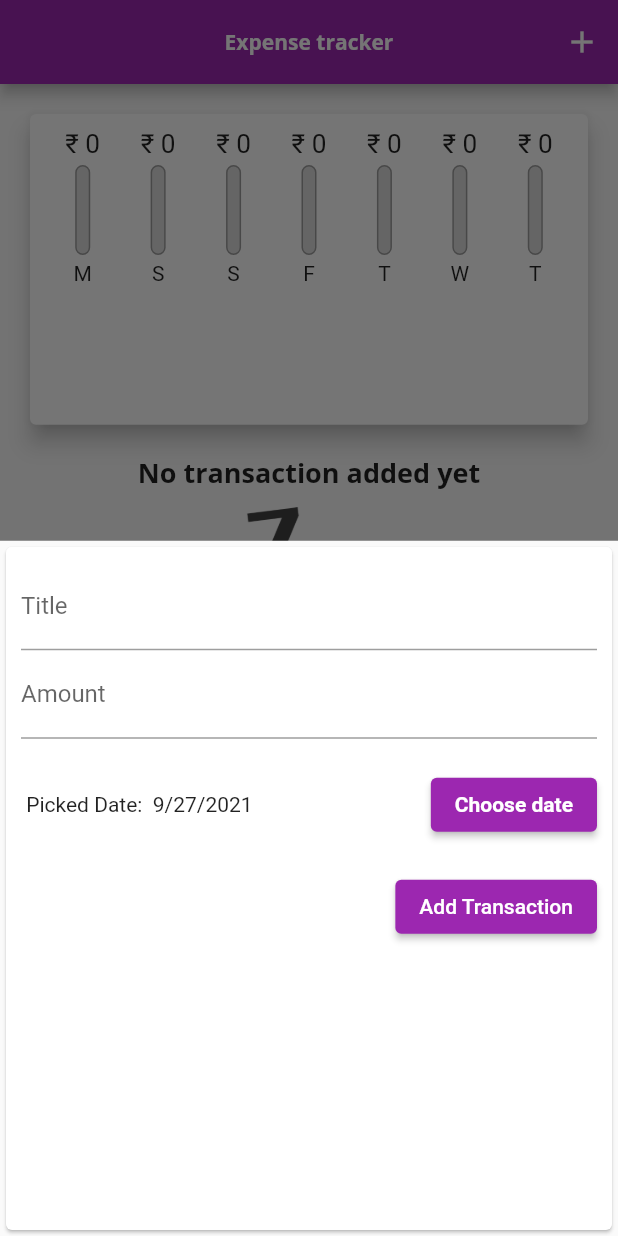
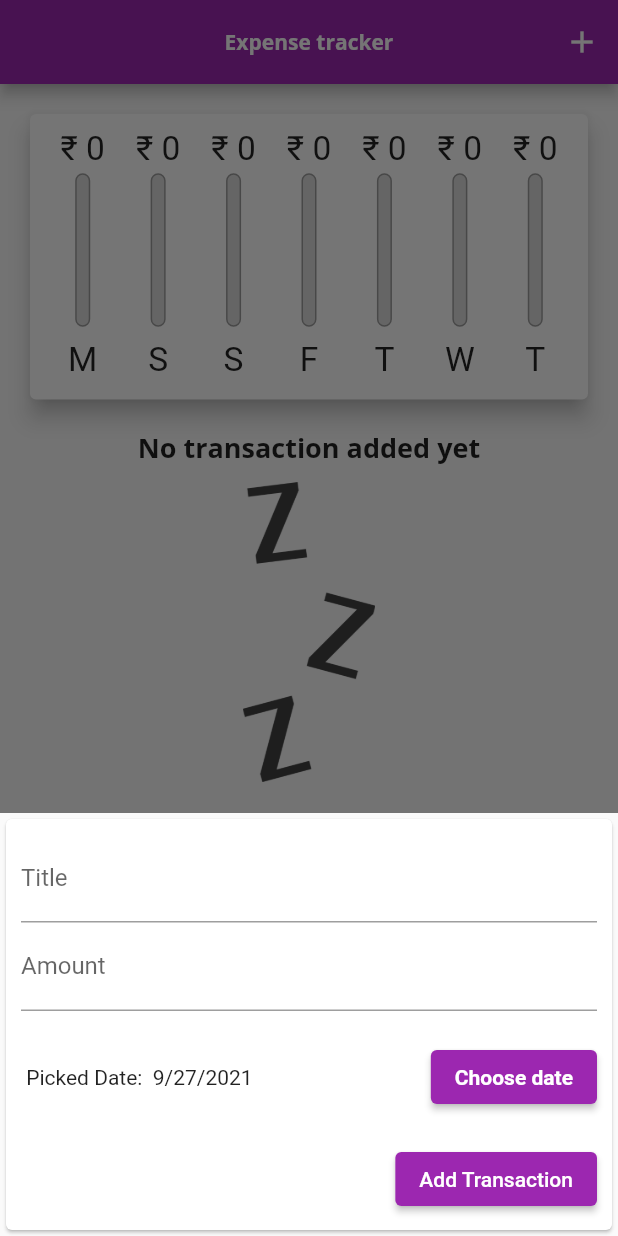
Before and after one commit to kalph1998/expense-tracker_flutter, a Flutter app: the screen it shows after launch, after a tap on the "add" icon, on a phone screen of 412 x 824 dp. Run offline on Flutter 3.47's test engine with Material 2 defaults, Android fonts, the phone set to English and light mode, and no system bars.

```diff
--- a/lib/main.dart
+++ b/lib/main.dart
@@ -4,8 +4,14 @@ import 'package:expense_tracker/models/transaction.dart';
 import 'package:expense_tracker/widgets/chart.dart';
 import 'package:expense_tracker/widgets/new_transaction.dart';
 import 'package:expense_tracker/widgets/transaction_list.dart';
+import 'package:flutter/services.dart';
 
-void main() => runApp(MyApp());
+void main() {
+  WidgetsFlutterBinding.ensureInitialized();
+  SystemChrome.setPreferredOrientations(
+      [DeviceOrientation.portraitDown, DeviceOrientation.portraitUp]);
+  runApp(MyApp());
+}
 
 class MyApp extends StatelessWidget {
   // const MyApp({Key? key}) : super(key: key);
@@ -94,8 +100,18 @@ class _MyHomePageState extends State<MyHomePage> {
         child: Column(
           children: [
             Container(
-                width: double.infinity, child: Chart(_recentTransactions)),
-            TransactionList(_userTransaction, _deleteTransaction)
+                height: (MediaQuery.of(context).size.height -
+                        appBar.preferredSize.height -
+                        MediaQuery.of(context).padding.top) *
+                    0.3,
+                width: double.infinity,
+                child: Chart(_recentTransactions)),
+            Container(
+                height: (MediaQuery.of(context).size.height -
+                        appBar.preferredSize.height -
+                        MediaQuery.of(context).padding.top) *
+                    0.7,
+                child: TransactionList(_userTransaction, _deleteTransaction))
           ],
         ),
       ),
--- a/lib/widgets/chart.dart
+++ b/lib/widgets/chart.dart
@@ -38,9 +38,7 @@ class Chart extends StatelessWidget {
 
   @override
   Widget build(BuildContext context) {
-    return Container(
-      height: MediaQuery.of(context).size.height * 0.3,
-      child: Card(
+    return Card(
       elevation: 6,
       margin: const EdgeInsets.all(20),
       child: Padding(
@@ -60,7 +58,6 @@ class Chart extends StatelessWidget {
           }).toList(),
         ),
       ),
-      ),
     );
   }
 }
--- a/lib/widgets/chart_bar.dart
+++ b/lib/widgets/chart_bar.dart
@@ -11,17 +11,18 @@ class ChartBar extends StatelessWidget {
 
   @override
   Widget build(BuildContext context) {
+    return LayoutBuilder(builder: (context, constraint) {
       return Column(
         children: [
           Container(
-            height: 20,
+              height: constraint.maxHeight * 0.15,
               child: FittedBox(
                   child: Text('₹ ${spendingAmount.toStringAsFixed(0)}'))),
           const SizedBox(
             height: 4,
           ),
           Container(
-          height: 60,
+            height: constraint.maxHeight * 0.6,
             width: 10,
             child: Stack(
               children: [
@@ -42,11 +43,15 @@ class ChartBar extends StatelessWidget {
               ],
             ),
           ),
-        const SizedBox(
-          height: 4,
+          SizedBox(
+            height: constraint.maxHeight * 0.05,
           ),
-        Text(label)
+          Container(
+            height: constraint.maxHeight * 0.15,
+            child: FittedBox(child: Text(label)),
+          )
         ],
       );
+    });
   }
 }
--- a/lib/widgets/new_transaction.dart
+++ b/lib/widgets/new_transaction.dart
@@ -50,9 +50,15 @@ class _NewTransactionState extends State<NewTransaction> {
 
   @override
   Widget build(BuildContext context) {
-    return Card(
+    return SingleChildScrollView(
+      child: Card(
         child: Container(
-        padding: const EdgeInsets.all(10),
+          padding: EdgeInsets.only(
+            top: 10,
+            left: 10,
+            right: 10,
+            bottom: MediaQuery.of(context).viewInsets.bottom + 10,
+          ),
           child: Column(
             crossAxisAlignment: CrossAxisAlignment.end,
             children: [
@@ -102,6 +108,7 @@ class _NewTransactionState extends State<NewTransaction> {
             ],
           ),
         ),
+      ),
     );
   }
 }
--- a/lib/widgets/transaction_list.dart
+++ b/lib/widgets/transaction_list.dart
@@ -13,9 +13,7 @@ class TransactionList extends StatelessWidget {
 
   @override
   Widget build(BuildContext context) {
-    return Container(
-        height: MediaQuery.of(context).size.height * 0.7,
-        child: _userTransaction.isEmpty
+    return _userTransaction.isEmpty
         ? Column(
             children: [
               Text(
@@ -38,8 +36,7 @@ class TransactionList extends StatelessWidget {
             itemBuilder: (ctx, index) {
               return Card(
                 elevation: 4,
-                    margin:
-                        const EdgeInsets.symmetric(horizontal: 6, vertical: 8),
+                margin: const EdgeInsets.symmetric(horizontal: 6, vertical: 8),
                 child: ListTile(
                   leading: CircleAvatar(
                     child: Padding(
@@ -103,6 +100,6 @@ class TransactionList extends StatelessWidget {
               //   ),
               // );
             },
-                itemCount: _userTransaction.length));
+            itemCount: _userTransaction.length);
   }
 }
```
Lines whose indentation alone changed are shown as unchanged.
